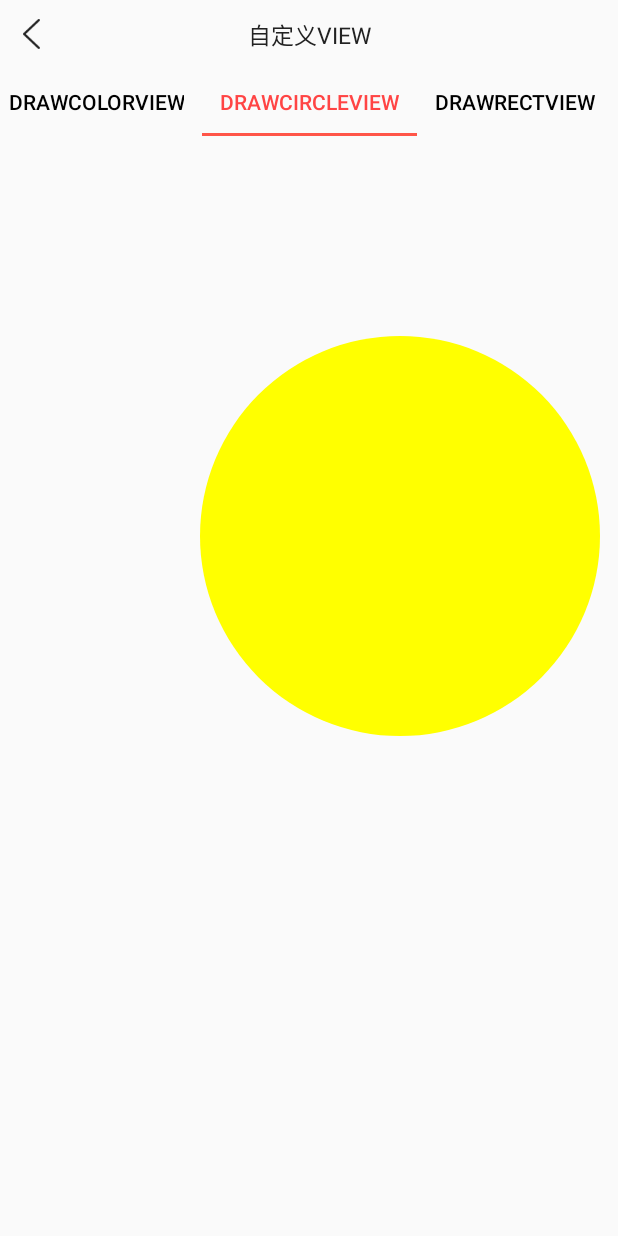
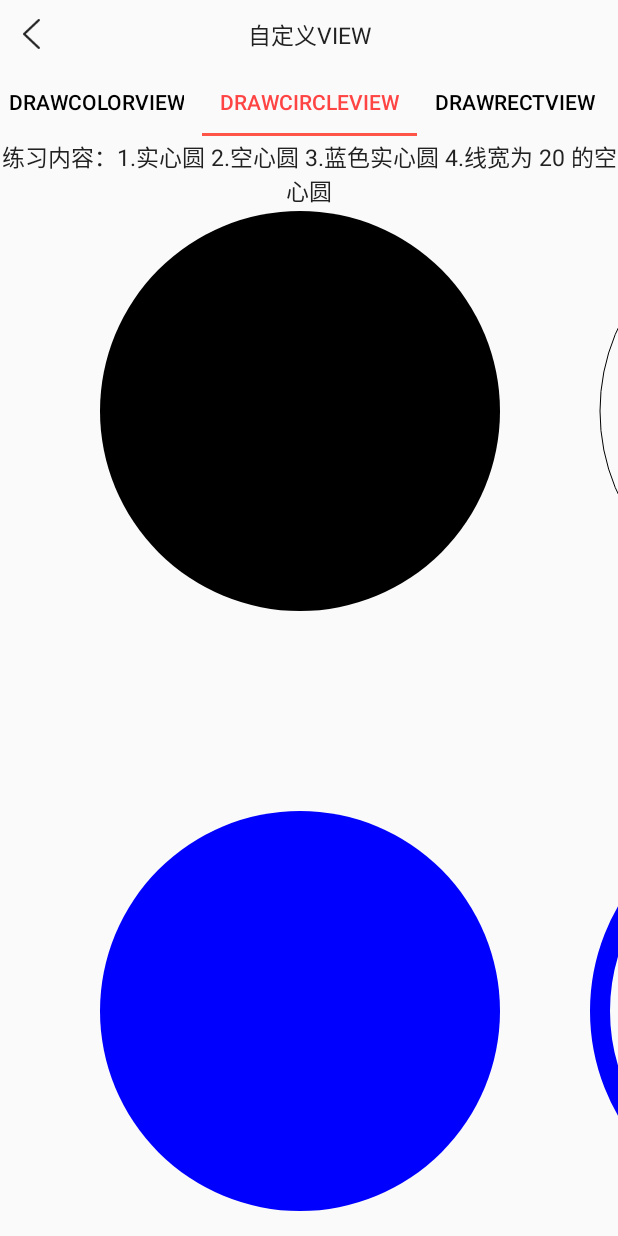
Before and after one commit to LtlittleBrother/CustomizeView, an Android app: the screen it shows after launch (MainActivity), tab 2 chosen, on a phone screen of 412 x 824 dp. Run offline under Robolectric (Android 15) with nearby library versions, the phone set to English and light mode, and no system bars.

Commit message:
feat : 新增椭圆、圆...等图形

```diff
--- a/app/src/main/java/com/customizeview/activity/MainActivity.kt
+++ b/app/src/main/java/com/customizeview/activity/MainActivity.kt
@@ -60,7 +60,6 @@ class MainActivity : BaseActivity() {
         mViewPager.currentItem = 0
         mViewPager.adapter = tabAdapter
         mTabLayout.setupWithViewPager(mViewPager)
-        mViewPager.addOnPageChangeListener(TabLayout.TabLayoutOnPageChangeListener(mTabLayout))
     }
 
     override fun initUI() {
--- a/app/src/main/java/com/customizeview/fragment/CustomizeViewTabFragment.kt
+++ b/app/src/main/java/com/customizeview/fragment/CustomizeViewTabFragment.kt
@@ -1,10 +1,12 @@
 package com.customizeview.fragment
 
+import android.annotation.SuppressLint
 import android.os.Bundle
 import android.support.v4.app.Fragment
 import android.view.LayoutInflater
 import android.view.View
 import android.view.ViewGroup
+import android.widget.TextView
 import com.customizeview.R
 import com.customizeview.view.*
 
@@ -20,6 +22,7 @@ class CustomizeViewTabFragment : Fragment(){
     private var mIsFirstLoad: Boolean = true//第一次加载
 
     private lateinit var data: String
+    private lateinit var mTitle: TextView
 
     /**view*/
     private lateinit var arcView: DrawArcView
@@ -52,38 +55,51 @@ class CustomizeViewTabFragment : Fragment(){
         return mView
     }
 
+    @SuppressLint("SetTextI18n")
     fun findView(mView: View){
+        mTitle = mView.findViewById(R.id.title_tv)
         if (data == "DrawColorView"){
+            mTitle.text = "练习内容：使用 canvas.drawColor() 方法把 View 涂成黄色"
             colorView = mView.findViewById(R.id.draw_color_view)
             colorView.visibility = View.VISIBLE
         }else if (data == "DrawCircleView"){
+            mTitle.text = "练习内容：1.实心圆 2.空心圆 3.蓝色实心圆 4.线宽为 20 的空心圆"
             circleViewView = mView.findViewById(R.id.draw_circle_view)
             circleViewView.visibility = View.VISIBLE
         }else if (data == "DrawRectView"){
+            mTitle.text = "练习内容：使用 canvas.drawRect() 方法画矩形"
             rectView = mView.findViewById(R.id.draw_rect_view)
             rectView.visibility = View.VISIBLE
         }else if (data == "DrawPointView"){
+            mTitle.text = "一个圆点，一个方点"
             pointView = mView.findViewById(R.id.draw_point_view)
             pointView.visibility = View.VISIBLE
         }else if (data == "DrawOvalView"){
+            mTitle.text = "练习内容：使用 canvas.drawOval() 方法画椭圆"
             ovalView = mView.findViewById(R.id.draw_oval_view)
             ovalView.visibility = View.VISIBLE
         }else if (data == "DrawLineView"){
+            mTitle.text = "练习内容：使用 canvas.drawLine() 方法画直线"
             lineView = mView.findViewById(R.id.draw_line_view)
             lineView.visibility = View.VISIBLE
         }else if (data == "DrawRoundRectView"){
+            mTitle.text = "练习内容：使用 canvas.drawRoundRect() 方法画圆角矩形"
             roundRectView = mView.findViewById(R.id.draw_round_rect_view)
             roundRectView.visibility = View.VISIBLE
         }else if (data == "DrawArcView"){
+            mTitle.text = "练习内容：使用 canvas.drawArc() 方法画弧形和扇形"
             arcView = mView.findViewById(R.id.draw_arc_view)
             arcView.visibility = View.VISIBLE
         }else if (data == "DrawPathView"){
+            mTitle.text = "练习内容：使用 canvas.drawPath() 方法画心形"
             pathView = mView.findViewById(R.id.draw_path_view)
             pathView.visibility = View.VISIBLE
         }else if (data == "DrawHistogramView"){
+            mTitle.text = "练习内容：使用各种 Canvas.drawXXX() 方法画直方图"
             histogramView = mView.findViewById(R.id.draw_histogram_view)
             histogramView.visibility = View.VISIBLE
         }else if (data == "DrawPieChartView"){
+            mTitle.text = "练习内容：使用各种 Canvas.drawXXX() 方法画饼图"
             pieChartView = mView.findViewById(R.id.draw_pie_chart_view)
             pieChartView.visibility = View.VISIBLE
         }
--- a/app/src/main/java/com/customizeview/view/DrawCircleView.kt
+++ b/app/src/main/java/com/customizeview/view/DrawCircleView.kt
@@ -17,10 +17,27 @@ class DrawCircleView :View{
 
     override fun draw(canvas: Canvas?) {
         super.draw(canvas)
-        var paint = Paint()
+        val paint = Paint()
+        /**实心圆*/
         paint.style = Paint.Style.FILL //设置绘制模式
-        paint.color = Color.YELLOW // 设置颜色
-        canvas!!.drawCircle(400f,400f,200f,paint)
+        paint.color = Color.BLACK // 设置颜色
+        paint.isAntiAlias = true
+        canvas!!.drawCircle(300f,200f,200f,paint)
 
+        /**空心圆*/
+        paint.style = Paint.Style.STROKE //设置绘制模式
+        paint.color = Color.BLACK // 设置颜色
+        canvas.drawCircle(800f,200f,200f,paint)
+
+        /**蓝色实心圆*/
+        paint.style = Paint.Style.FILL //设置绘制模式
+        paint.color = Color.BLUE // 设置颜色
+        canvas.drawCircle(300f,800f,200f,paint)
+
+        /**线宽为 20 的空心圆*/
+        paint.style = Paint.Style.STROKE
+        paint.color = Color.BLUE
+        paint.strokeWidth = 20f
+        canvas.drawCircle(800f,800f,200f,paint)
     }
 }
--- a/app/src/main/java/com/customizeview/view/DrawLineView.kt
+++ b/app/src/main/java/com/customizeview/view/DrawLineView.kt
@@ -16,8 +16,9 @@ class DrawLineView :View{
         super.draw(canvas)
         var paint = Paint()
         paint.style = Paint.Style.FILL //设置绘制模式
-        paint.color = Color.YELLOW // 设置颜色
+        paint.color = Color.BLACK // 设置颜色
         paint.strokeWidth = 12f // 设置线的宽度
+        canvas!!.drawLine(50f,50f,800f,50f,paint)
 
 
     }
--- a/app/src/main/java/com/customizeview/view/DrawRectView.kt
+++ b/app/src/main/java/com/customizeview/view/DrawRectView.kt
@@ -3,6 +3,7 @@ package com.customizeview.view
 import android.content.Context
 import android.graphics.Canvas
 import android.graphics.Color
+import android.graphics.Paint
 import android.util.AttributeSet
 import android.view.View
 //        练习内容：使用 canvas.drawRect() 方法画矩形
@@ -14,6 +15,14 @@ class DrawRectView : View{
 
     override fun draw(canvas: Canvas?) {
         super.draw(canvas)
-        canvas!!.drawColor(Color.YELLOW)
+        val paint = Paint()
+        paint.style = Paint.Style.FILL
+        paint.color = Color.BLACK
+        paint.isAntiAlias = true // 抗锯齿
+        canvas!!.drawRect(100f,100f,300f,300f,paint)
+
+        paint.style = Paint.Style.STROKE
+        paint.color = Color.BLACK
+        canvas.drawRect(100f,400f,300f,600f,paint)
     }
 }
--- a/app/src/main/res/layout/customize_view_tab_fragment_layout.xml
+++ b/app/src/main/res/layout/customize_view_tab_fragment_layout.xml
@@ -4,6 +4,14 @@
         android:layout_width="match_parent"
         android:layout_height="match_parent"
         android:orientation="vertical">
+
+    <TextView
+        android:id="@+id/title_tv"
+        android:layout_width="match_parent"
+        android:layout_height="@dimen/game_center_dimen_50_dip"
+        android:textSize="@dimen/sp_15"
+        android:textColor="@color/dianyou_color_222222"
+        android:gravity="center"/>
 
     <com.customizeview.view.DrawColorView
         android:id="@+id/draw_color_view"
```
Also changed, not shown: app/src/main/java/com/customizeview/view/DrawOvalView.kt (+8 -3 lines), app/src/main/java/com/customizeview/view/DrawPointView.kt (+15 -1 lines), app/src/main/java/com/customizeview/view/DrawRoundRectView.kt (+7 -2 lines).
